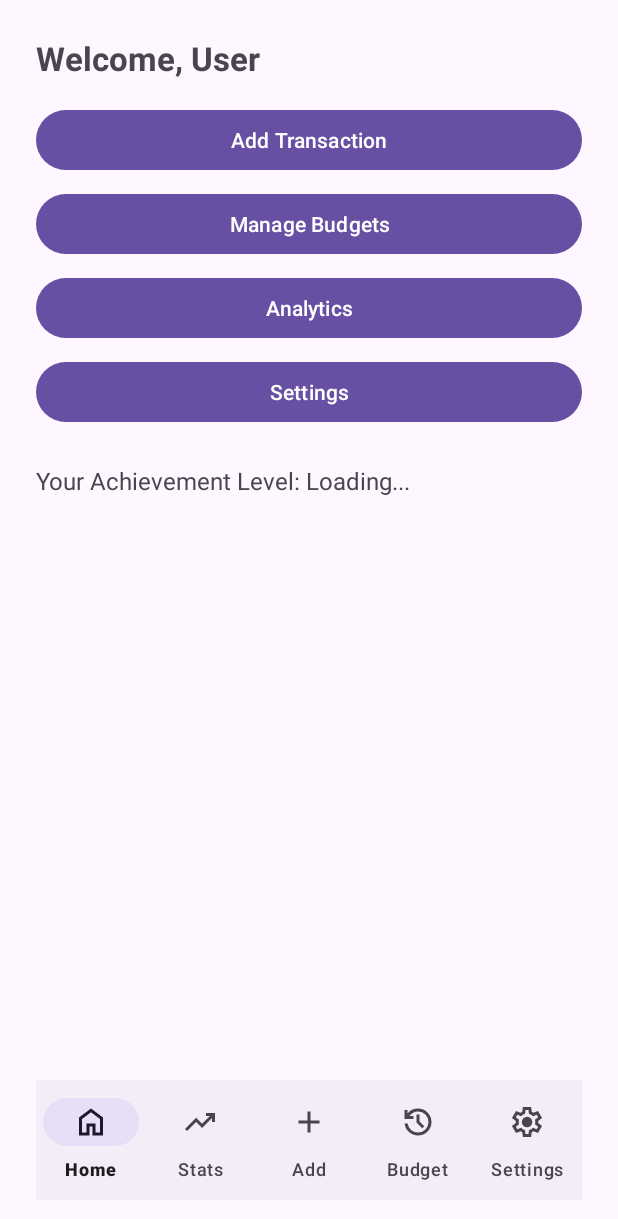
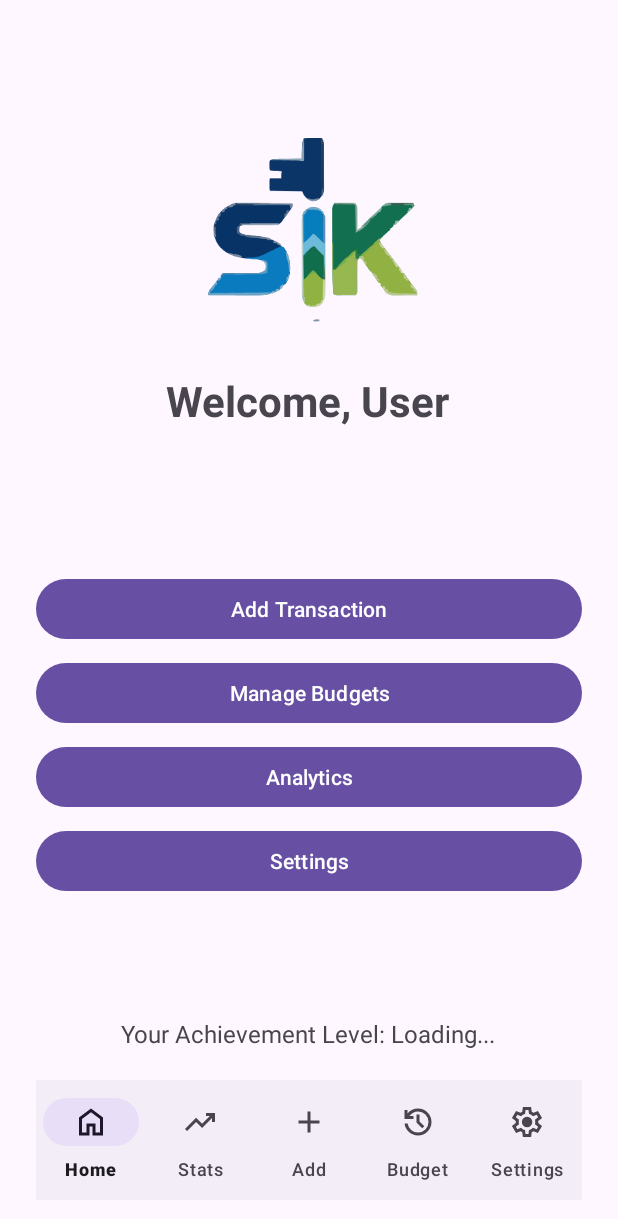
Before and after one commit to emmajaedunn/SIKBudgetingApplication, an Android app: the HomeActivity screen opened directly, with no data from a screen before it, on a phone screen of 412 x 824 dp. Shown: the top 1219 px of the screen. Run offline under Robolectric (Android 15) with nearby library versions, the phone set to English and light mode, and no system bars; 1 statement that could not run was skipped.

Commit message:
Fixed dashboard home layout

```diff
--- a/app/src/main/res/layout/activity_home.xml
+++ b/app/src/main/res/layout/activity_home.xml
@@ -1,9 +1,139 @@
 <androidx.constraintlayout.widget.ConstraintLayout
     xmlns:android="http://schemas.android.com/apk/res/android"
     xmlns:app="http://schemas.android.com/apk/res-auto"
+    xmlns:tools="http://schemas.android.com/tools"
     android:layout_width="match_parent"
     android:layout_height="match_parent"
     android:padding="24dp">
+
+    <!-- Logo -->
+
+    <ImageView
+        android:id="@+id/logoImage"
+        android:layout_width="205dp"
+        android:layout_height="142dp"
+        android:layout_marginTop="68dp"
+        android:scaleType="centerCrop"
+        android:src="@drawable/sik_icon"
+        app:layout_constraintEnd_toEndOf="parent"
+        app:layout_constraintStart_toStartOf="parent"
+        app:layout_constraintTop_toTopOf="parent"
+        tools:ignore="ContentDescription" />
+
+    <TextView
+        android:id="@+id/tvWelcome"
+        android:layout_width="wrap_content"
+        android:layout_height="wrap_content"
+        android:layout_marginTop="224dp"
+        android:text="Welcome, User"
+        android:textSize="28sp"
+        android:textStyle="bold"
+        app:layout_constraintEnd_toEndOf="parent"
+        app:layout_constraintHorizontal_bias="0.497"
+        app:layout_constraintStart_toStartOf="parent"
+        app:layout_constraintTop_toTopOf="parent" />
+
+    <LinearLayout
+        android:id="@+id/containerButtons"
+        android:layout_width="0dp"
+        android:layout_height="wrap_content"
+        android:layout_marginTop="80dp"
+        android:gravity="center_horizontal"
+        android:orientation="vertical"
+        app:layout_constraintEnd_toEndOf="parent"
+        app:layout_constraintHorizontal_bias="0.0"
+        app:layout_constraintStart_toStartOf="parent"
+        app:layout_constraintTop_toBottomOf="@id/tvWelcome">
+
+        <Button
+            android:id="@+id/btnAddTransaction"
+            android:layout_width="match_parent"
+            android:layout_height="wrap_content"
+            android:layout_marginTop="16dp"
+            android:text="Add Transaction" />
+
+        <Button
+            android:id="@+id/btnManageBudgets"
+            android:layout_width="match_parent"
+            android:layout_height="wrap_content"
+            android:layout_marginTop="8dp"
+            android:text="Manage Budgets" />
+
+        <Button
+            android:id="@+id/btnAnalytics"
+            android:layout_width="match_parent"
+            android:layout_height="wrap_content"
+            android:layout_marginTop="8dp"
+            android:text="Analytics" />
+
+        <Button
+            android:id="@+id/btnSettings"
+            android:layout_width="match_parent"
+            android:layout_height="wrap_content"
+            android:layout_marginTop="8dp"
+            android:text="Settings" />
+    </LinearLayout>
+
+    <!-- Bottom Navigation -->
+    <TextView
+        android:id="@+id/tvAchievementLevel"
+        android:layout_width="wrap_content"
+        android:layout_height="wrap_content"
+        android:layout_marginTop="80dp"
+        android:text="Your Achievement Level: Loading..."
+        android:textSize="16sp"
+        app:layout_constraintEnd_toEndOf="parent"
+        app:layout_constraintHorizontal_bias="0.495"
+        app:layout_constraintStart_toStartOf="parent"
+        app:layout_constraintTop_toBottomOf="@id/containerButtons" />
+
+    <com.google.android.material.bottomnavigation.BottomNavigationView
+        android:id="@+id/bottomNavigation"
+        android:layout_width="0dp"
+        android:layout_height="wrap_content"
+        app:layout_constraintBottom_toBottomOf="parent"
+        app:layout_constraintEnd_toEndOf="parent"
+        app:layout_constraintStart_toStartOf="parent"
+        app:menu="@menu/bottom_nav_menu"
+        app:labelVisibilityMode="labeled" />
+
+</androidx.constraintlayout.widget.ConstraintLayout>
+
+
+
+
+
+
+
+
+
+
+
+
+
+
+
+
+
+
+
+    <!--
+    <androidx.constraintlayout.widget.ConstraintLayout
+        xmlns:android="http://schemas.android.com/apk/res/android"
+        xmlns:app="http://schemas.android.com/apk/res-auto"
+        xmlns:tools="http://schemas.android.com/tools"
+        android:layout_width="match_parent"
+        android:layout_height="match_parent"
+        android:padding="24dp">
+
+        <androidx.recyclerview.widget.RecyclerView
+
+        <androidx.recyclerview.widget.RecyclerView
+            android:id="@+id/rvDashboard"
+            android:layout_width="match_parent"
+            android:layout_height="300dp"
+            tools:layout_editor_absoluteX="0dp"
+            tools:layout_editor_absoluteY="54dp" />
 
         <TextView
             android:id="@+id/tvWelcome"
@@ -55,6 +185,8 @@
             app:layout_constraintEnd_toEndOf="parent"
             android:layout_marginTop="8dp"/>
 
+        </androidx.recyclerview.widget.RecyclerView>
+
         <TextView
             android:id="@+id/tvAchievementLevel"
             android:text="Your Achievement Level: Loading..."
@@ -77,7 +209,7 @@
 
     </androidx.constraintlayout.widget.ConstraintLayout>
 
-
+    -->
 
 
 
```
Lines whose indentation alone changed are shown as unchanged.
